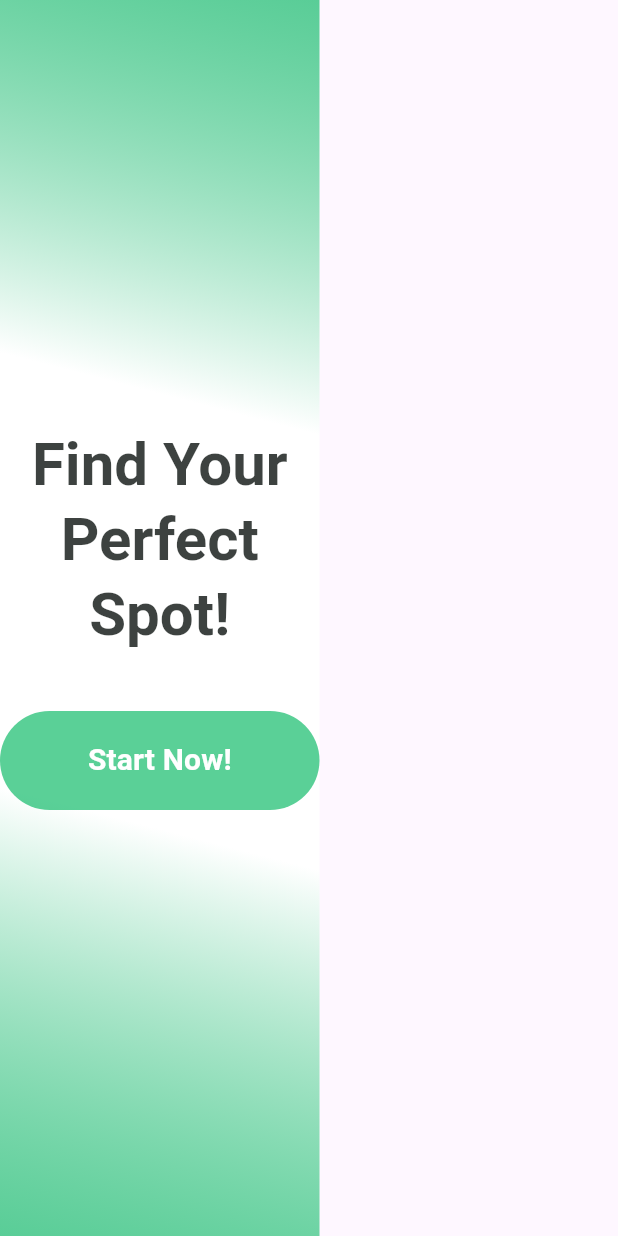
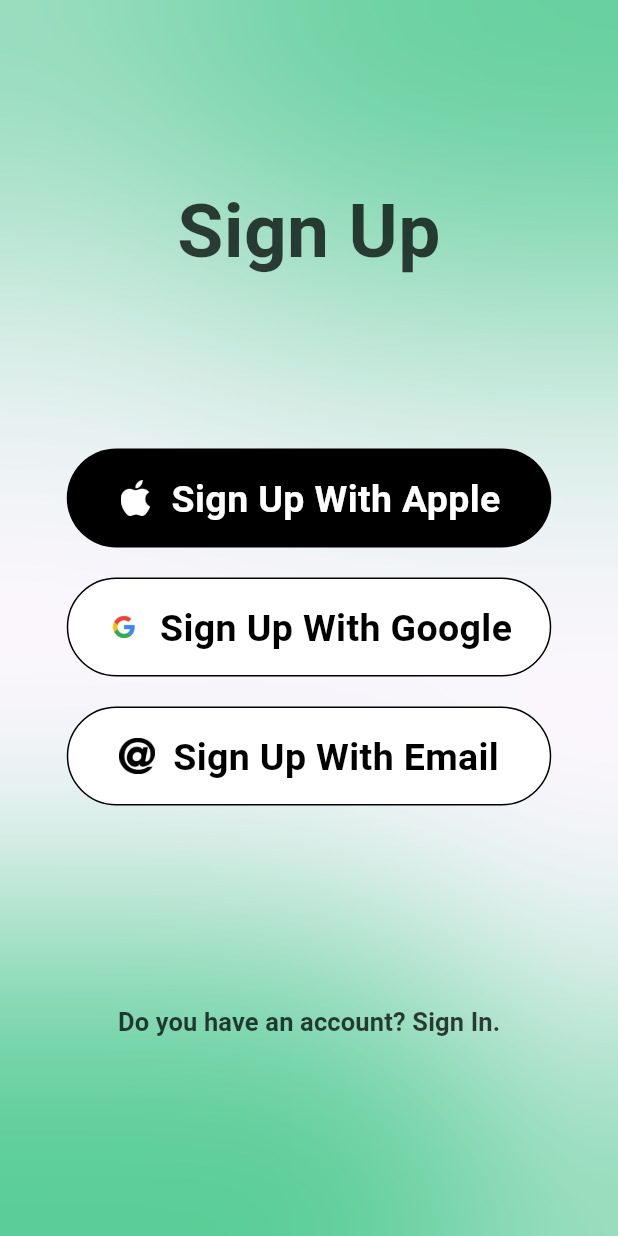
Before and after one commit to Mhmdomarissa/snapspotter, a Flutter app: the IntroPage3 widget shown alone on an empty page, opened directly, after a tap on "Start Now!", on a phone screen of 412 x 824 dp. Run offline on Flutter 3.47's test engine with Material 3 defaults, Android fonts, the phone set to English and light mode, and no system bars; our stand-ins replace smooth_page_indicator; Roboto replaces fonts that are missing (SF Pro Display).

```diff
--- /dev/null
+++ b/lib/features/authentication/signup_screen.dart
@@ -0,0 +1,167 @@
+import 'package:flutter/material.dart';
+import 'dart:ui';
+
+
+class SignUpScreen extends StatelessWidget {
+  const SignUpScreen({super.key});
+
+  @override
+  Widget build(BuildContext context) {
+    return Scaffold(
+      body: Stack(
+        children: [
+          // Top Green Blur
+          Positioned(
+            top: -150,
+            right: -150,
+            child: Container(
+              width: 530,
+              height: 356,
+              decoration: BoxDecoration(
+                color: const Color.fromRGBO(18, 187, 106, 0.70),
+                borderRadius: BorderRadius.circular(530),
+              ),
+              child: BackdropFilter(
+                filter: ImageFilter.blur(sigmaX: 92, sigmaY: 92),
+                child: Container(color: Colors.transparent),
+              ),
+            ),
+          ),
+
+          // Bottom Green Blur
+          Positioned(
+            bottom: -150,
+            left: -150,
+            child: Container(
+              width: 530,
+              height: 356,
+              decoration: BoxDecoration(
+                color: const Color.fromRGBO(18, 187, 106, 0.70),
+                borderRadius: BorderRadius.circular(530),
+              ),
+              child: BackdropFilter(
+                filter: ImageFilter.blur(sigmaX: 92, sigmaY: 92),
+                child: Container(color: Colors.transparent),
+              ),
+            ),
+          ),
+
+          // Main content
+          Center(
+            child: SingleChildScrollView(
+              padding: const EdgeInsets.symmetric(horizontal: 40),
+              child: Column(
+                mainAxisAlignment: MainAxisAlignment.center,
+                children: [
+                  const SizedBox(height: 30),
+
+                  // Title
+                  const Text(
+                    'Sign Up',
+                    textAlign: TextAlign.center,
+                    style: TextStyle(
+                      fontFamily: 'SF Pro Display',
+                      fontSize: 50,
+                      fontWeight: FontWeight.w700,
+                      color: Color.fromRGBO(0, 7, 4, 0.76),
+                      height: 1.0,
+                    ),
+                  ),
+
+                  const SizedBox(height: 120),
+
+                  // Apple Button
+                  buildButton(
+                    iconAsset: 'assets/icons/apple_icon.png',
+                    label: 'Sign Up With Apple',
+                    bgColor: Colors.black,
+                    textColor: Colors.white,
+                    borderColor: null,
+                  ),
+
+                  const SizedBox(height: 20),
+
+                  // Google Button
+                  buildButton(
+                    iconAsset: 'assets/icons/google_icon.png',
+                    label: 'Sign Up With Google',
+                    bgColor: Colors.white,
+                    textColor: Colors.black,
+                    borderColor: Colors.black,
+                  ),
+
+                  const SizedBox(height: 20),
+
+                  // Email Button
+                  buildButton(
+                    iconAsset: 'assets/icons/email_icon.png',
+                    label: 'Sign Up With Email',
+                    bgColor: Colors.white,
+                    textColor: Colors.black,
+                    borderColor: Colors.black,
+                  ),
+
+                  const SizedBox(height: 120),
+
+                  // Bottom text
+
+                  TextButton(
+  onPressed: () {
+    Navigator.pushNamed(context, '/signin');
+  },
+  child: const Text(
+    'Do you have an account? Sign In.',
+    style: TextStyle(
+      fontFamily: 'SF Pro Display',
+      fontSize: 17,
+      fontWeight: FontWeight.w700,
+      color: Color.fromRGBO(0, 7, 4, 0.76),
+    ),
+  ),
+),
+
+                  const SizedBox(height: 20),
+                ],
+              ),
+            ),
+          ),
+        ],
+      ),
+    );
+  }
+
+  Widget buildButton({
+    required String iconAsset,
+    required String label,
+    required Color bgColor,
+    required Color textColor,
+    Color? borderColor,
+  }) {
+    return Container(
+      width: 323,
+      height: 66,
+      decoration: BoxDecoration(
+        color: bgColor,
+        borderRadius: BorderRadius.circular(60),
+        border: borderColor != null ? Border.all(color: borderColor, width: 1) : null,
+      ),
+      child: Row(
+        mainAxisAlignment: MainAxisAlignment.center,
+        children: [
+          Image.asset(iconAsset, width: 24, height: 24),
+          const SizedBox(width: 12),
+          Text(
+            label,
+            style: TextStyle(
+              fontFamily: 'SF Pro Display',
+              fontSize: 25,
+              fontWeight: FontWeight.w700,
+              color: textColor,
+              height: 1.6,
+            ),
+          ),
+        ],
+      ),
+    );
+  }
+}
--- a/lib/features/onboarding/intro_page_3.dart
+++ b/lib/features/onboarding/intro_page_3.dart
@@ -1,4 +1,6 @@
 import 'package:flutter/material.dart';
+import 'package:snapspotter/features/authentication/signup_screen.dart';
+
 
 class IntroPage3 extends StatelessWidget {
   const IntroPage3({super.key});
@@ -40,7 +42,10 @@
             height: 66,
             child: ElevatedButton(
               onPressed: () {
-                // TODO: Navigate to login/signup
+                 Navigator.pushReplacement(
+    context,
+    MaterialPageRoute(builder: (context) => const SignUpScreen()),
+  );
               },
               style: ElevatedButton.styleFrom(
                 backgroundColor: Color(0xB212BB6A),
--- a/pubspec.yaml
+++ b/pubspec.yaml
@@ -46,6 +46,9 @@
   assets:
     - assets/images/
     - assets/icons/
+    - assets/icons/apple_icon.png
+    - assets/icons/google_icon.png
+    - assets/icons/email_icon.png
 
   # fonts:
   #   - family: Poppins
```
Also changed, not shown: lib/features/authentication/forgot_password_screen.dart (added, +146 -0 lines), lib/features/authentication/otp_verification_screen.dart (added, +143 -0 lines), lib/features/authentication/sign_in_screen.dart (added, +192 -0 lines), lib/main.dart (+15 -1 lines), assets/icons/apple_icon.png (added), assets/icons/email_icon.png (added), assets/icons/google_icon.png (added), lib/features/authentication/reset_password_screen.dart (added).
